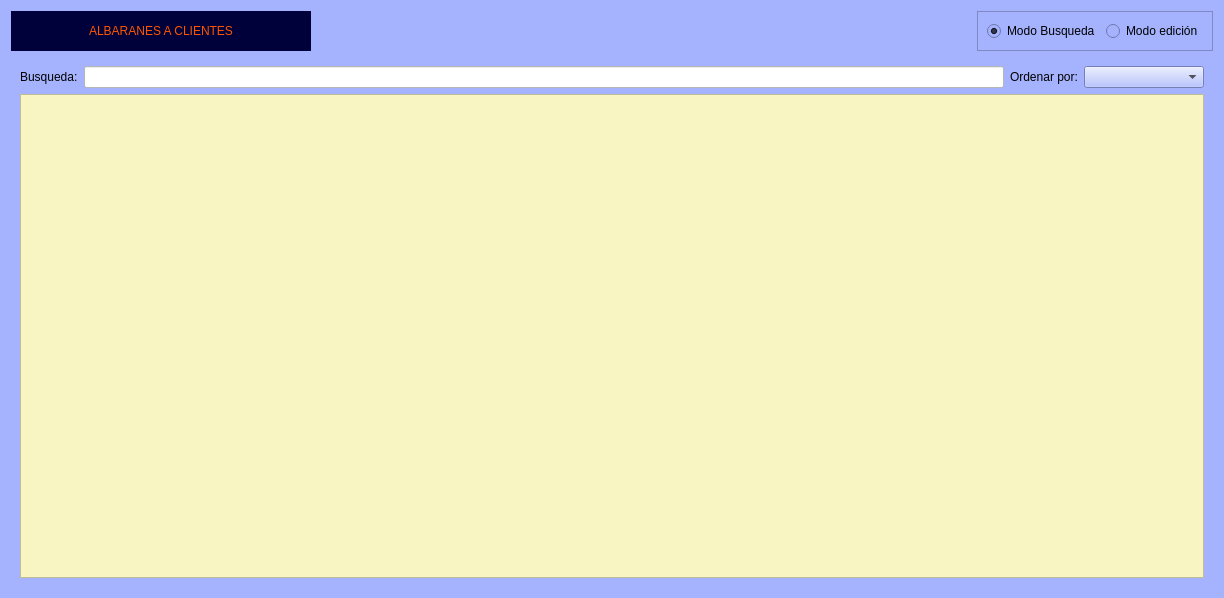
This is Zona_Ventas/frmalbaran.ui in arcnexus/RedFoX as Qt 5 draws it before an edit. The edited form follows.
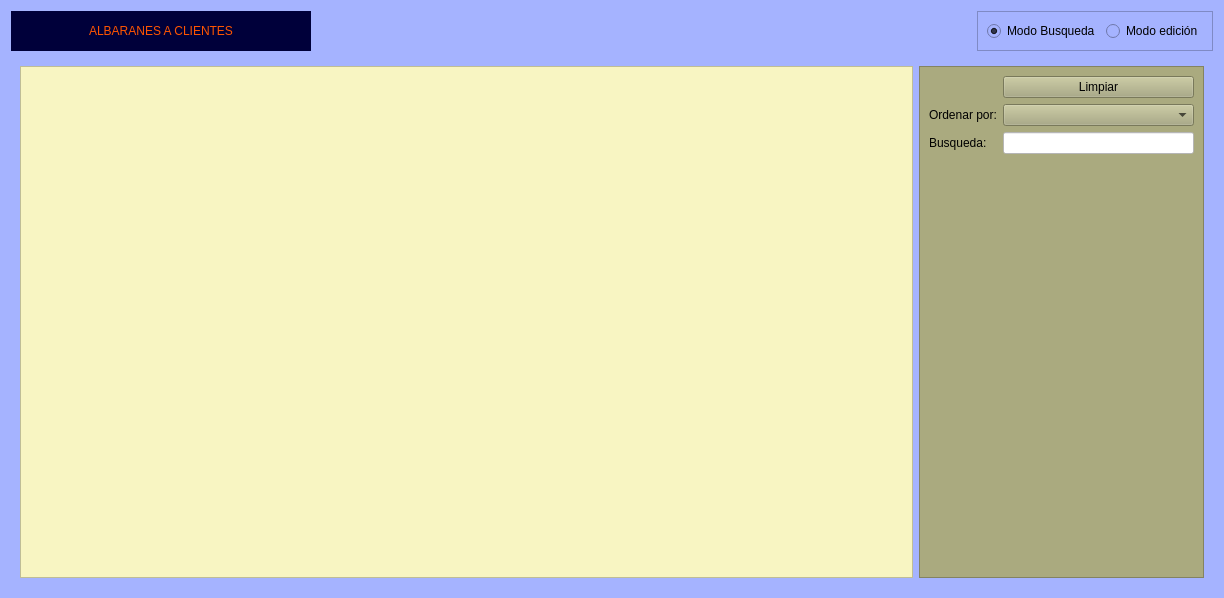
This is the edited form. Icons and pictures are not drawn.

What changed in the file:
```diff
--- a/Zona_Ventas/frmalbaran.ui
+++ b/Zona_Ventas/frmalbaran.ui
@@ -2976,42 +2976,83 @@
      </widget>
      <widget class="QWidget" name="page_2">
       <layout class="QGridLayout" name="gridLayout_6">
-       <item row="0" column="0">
-        <layout class="QHBoxLayout" name="horizontalLayout_8">
-         <item>
-          <widget class="QLabel" name="label_17">
-           <property name="text">
-            <string>Busqueda:</string>
-           </property>
-          </widget>
-         </item>
-         <item>
-          <widget class="QLineEdit" name="txtBuscar">
-           <property name="styleSheet">
-            <string notr="true">background-color: rgb(255, 255, 255);</string>
-           </property>
-          </widget>
-         </item>
-         <item>
-          <widget class="QLabel" name="label_22">
-           <property name="text">
-            <string>Ordenar por:</string>
-           </property>
-          </widget>
-         </item>
-         <item>
-          <widget class="QComboBox" name="cboOrden">
-           <property name="minimumSize">
-            <size>
-             <width>120</width>
-             <height>0</height>
-            </size>
-           </property>
-          </widget>
-         </item>
-        </layout>
+       <item row="0" column="1" rowspan="2">
+        <widget class="QFrame" name="frame_2">
+         <property name="maximumSize">
+          <size>
+           <width>285</width>
+           <height>16777215</height>
+          </size>
+         </property>
+         <property name="styleSheet">
+          <string notr="true">background-color: rgb(170, 170, 127);</string>
+         </property>
+         <property name="frameShape">
+          <enum>QFrame::StyledPanel</enum>
+         </property>
+         <property name="frameShadow">
+          <enum>QFrame::Raised</enum>
+         </property>
+         <layout class="QGridLayout" name="gridLayout_7">
+          <item row="1" column="1">
+           <widget class="QComboBox" name="cboOrden">
+            <property name="minimumSize">
+             <size>
+              <width>120</width>
+              <height>0</height>
+             </size>
+            </property>
+           </widget>
+          </item>
+          <item row="1" column="0">
+           <widget class="QLabel" name="label_22">
+            <property name="text">
+             <string>Ordenar por:</string>
+            </property>
+           </widget>
+          </item>
+          <item row="2" column="0">
+           <widget class="QLabel" name="label_17">
+            <property name="text">
+             <string>Busqueda:</string>
+            </property>
+           </widget>
+          </item>
+          <item row="3" column="0">
+           <spacer name="verticalSpacer_3">
+            <property name="orientation">
+             <enum>Qt::Vertical</enum>
+            </property>
+            <property name="sizeHint" stdset="0">
+             <size>
+              <width>20</width>
+              <height>40</height>
+             </size>
+            </property>
+           </spacer>
+          </item>
+          <item row="2" column="1">
+           <widget class="QLineEdit" name="txtBuscar">
+            <property name="styleSheet">
+             <string notr="true">background-color: rgb(255, 255, 255);</string>
+            </property>
+           </widget>
+          </item>
+          <item row="0" column="1">
+           <widget class="QPushButton" name="btnLimpiar">
+            <property name="text">
+             <string>Limpiar</string>
+            </property>
+            <property name="icon">
+             <iconset resource="../maya.qrc">
+              <normaloff>:/Icons/PNG/clean.png</normaloff>:/Icons/PNG/clean.png</iconset>
+            </property>
+           </widget>
+          </item>
+         </layout>
+        </widget>
        </item>
-       <item row="1" column="0">
+       <item row="0" column="0" rowspan="2">
         <widget class="QTableView" name="tabla">
          <property name="styleSheet">
           <string notr="true">alternate-background-color: rgb(255, 255, 255);
```
Left out of the diff: 80 changed lines with no effect on the pictures.
